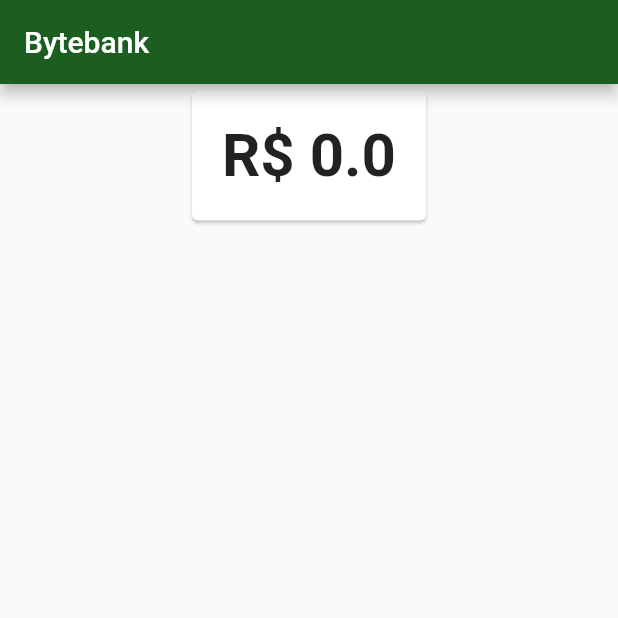
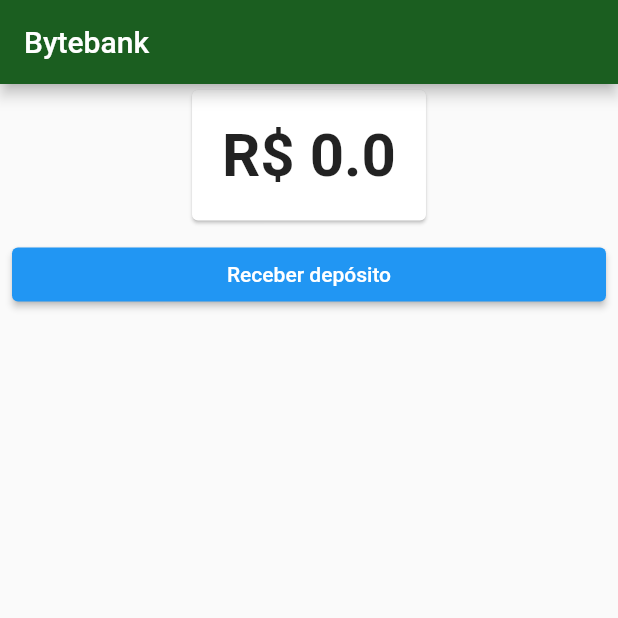
Before and after one commit to AndressaCode/flutter_estados, a Flutter app: the screen it shows after launch, on a phone screen of 412 x 824 dp, the top half of it. Run offline on Flutter 3.47's test engine with Material 2 defaults, Android fonts, the phone set to English and light mode, and no system bars.

Commit message:
Adicionando botão receber depósito

```diff
--- a/lib/models/saldo.dart
+++ b/lib/models/saldo.dart
@@ -2,9 +2,17 @@ import 'package:flutter/cupertino.dart';
 import 'package:flutter_estados/screens/dashboard/saldo.dart';
 
 class Saldo extends ChangeNotifier{
-  final double valor;
+  double valor;
+  Saldo(this.valor);
 
-  Saldo(this.valor);
+  void adiciona(double valor){
+    this.valor += valor;
+    notifyListeners();
+  }
+  void subtrai(double valor){
+    this.valor -=valor;
+    notifyListeners();
+  }
 
   @override
   String toString(){
--- a/lib/screens/dashboard/dashboard.dart
+++ b/lib/screens/dashboard/dashboard.dart
@@ -1,5 +1,8 @@
 import 'package:flutter/material.dart';
+import 'package:flutter_estados/models/saldo.dart';
 import 'package:flutter_estados/screens/dashboard/saldo.dart';
+import 'package:flutter_estados/screens/deposito/formulario.dart';
+import 'package:provider/provider.dart';
 
 class Dashboard extends StatelessWidget {
   Widget build(BuildContext context) {
@@ -7,9 +10,31 @@ class Dashboard extends StatelessWidget {
       appBar: AppBar(
         title: const Text('Bytebank'),
       ),
-        body: Align(
+      body: ListView(
+        children: [
+          Align(
             alignment: Alignment.topCenter,
             child: SaldoCard(),
+          ),
+          Consumer<Saldo>(
+            builder: (context, saldo, child){
+              return Padding(
+                padding: const EdgeInsets.all(8.0),
+                child: ElevatedButton(
+                  child: Text('Receber depósito'),
+                  onPressed: () {
+                    Navigator.push(context, MaterialPageRoute(
+                      builder: (context){
+                        return FormularioDeposito();
+                      }
                     ));
+                  },
+                ),
+              );
+            },
+          )
+        ],
+      ),
+    );
   }
 }
```
Also changed, not shown: lib/screens/deposito/formulario.dart (added, +40 -0 lines). Lines whose indentation alone changed are shown as unchanged.
